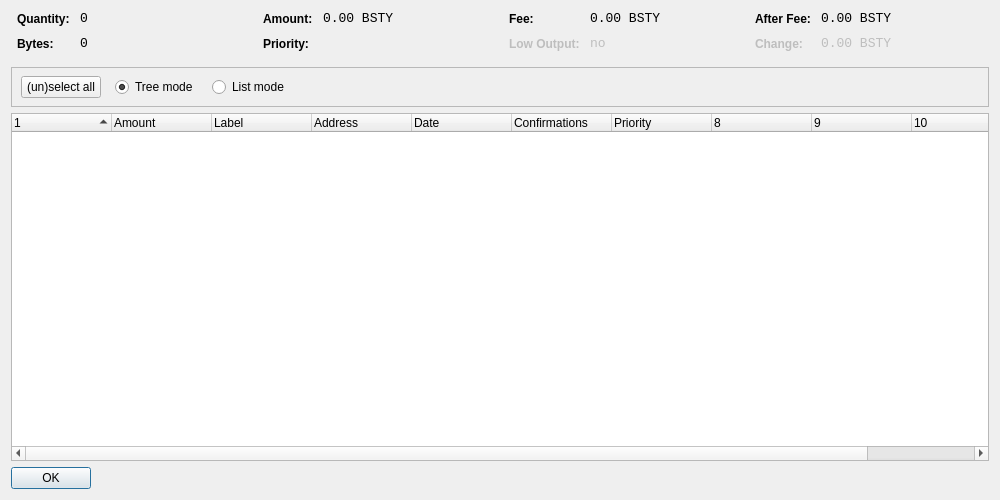
The window that src/qt/forms/coincontroldialog.ui (GlobalBoost/GlobalBoost-Y) describes before a commit, drawn with Qt 5.
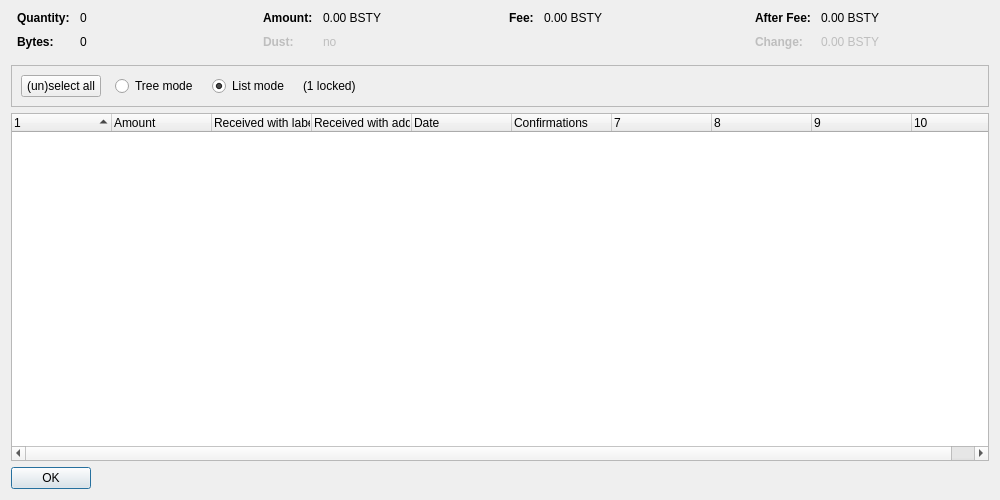
The same window after the commit. Custom widgets are drawn as their Qt base class.

What changed in the file:
```diff
--- a/src/qt/forms/coincontroldialog.ui
+++ b/src/qt/forms/coincontroldialog.ui
@@ -38,8 +38,11 @@
        </property>
        <item row="0" column="0">
         <widget class="QLabel" name="labelCoinControlQuantityText">
-         <property name="styleSheet">
-          <string notr="true">font-weight:bold;</string>
+         <property name="font">
+          <font>
+           <weight>75</weight>
+           <bold>true</bold>
+          </font>
          </property>
          <property name="text">
           <string>Quantity:</string>
@@ -48,12 +51,6 @@
        </item>
        <item row="0" column="1">
         <widget class="QLabel" name="labelCoinControlQuantity">
-         <property name="font">
-          <font>
-           <family>Monospace</family>
-           <pointsize>10</pointsize>
-          </font>
-         </property>
          <property name="cursor">
           <cursorShape>IBeamCursor</cursorShape>
          </property>
@@ -70,8 +67,11 @@
        </item>
        <item row="1" column="0">
         <widget class="QLabel" name="labelCoinControlBytesText">
-         <property name="styleSheet">
-          <string notr="true">font-weight:bold;</string>
+         <property name="font">
+          <font>
+           <weight>75</weight>
+           <bold>true</bold>
+          </font>
          </property>
          <property name="text">
           <string>Bytes:</string>
@@ -80,12 +80,6 @@
        </item>
        <item row="1" column="1">
         <widget class="QLabel" name="labelCoinControlBytes">
-         <property name="font">
-          <font>
-           <family>Monospace</family>
-           <pointsize>10</pointsize>
-          </font>
-         </property>
          <property name="cursor">
           <cursorShape>IBeamCursor</cursorShape>
          </property>
@@ -118,8 +112,11 @@
        </property>
        <item row="0" column="0">
         <widget class="QLabel" name="labelCoinControlAmountText">
-         <property name="styleSheet">
-          <string notr="true">font-weight:bold;</string>
+         <property name="font">
+          <font>
+           <weight>75</weight>
+           <bold>true</bold>
+          </font>
          </property>
          <property name="text">
           <string>Amount:</string>
@@ -128,12 +125,6 @@
        </item>
        <item row="0" column="1">
         <widget class="QLabel" name="labelCoinControlAmount">
-         <property name="font">
-          <font>
-           <family>Monospace</family>
-           <pointsize>10</pointsize>
-          </font>
-         </property>
          <property name="cursor">
           <cursorShape>IBeamCursor</cursorShape>
          </property>
@@ -149,22 +140,25 @@
         </widget>
        </item>
        <item row="1" column="0">
-        <widget class="QLabel" name="labelCoinControlPriorityText">
-         <property name="styleSheet">
-          <string notr="true">font-weight:bold;</string>
+        <widget class="QLabel" name="labelCoinControlLowOutputText">
+         <property name="enabled">
+          <bool>false</bool>
+         </property>
+         <property name="font">
+          <font>
+           <weight>75</weight>
+           <bold>true</bold>
+          </font>
          </property>
          <property name="text">
-          <string>Priority:</string>
+          <string>Dust:</string>
          </property>
         </widget>
        </item>
        <item row="1" column="1">
-        <widget class="QLabel" name="labelCoinControlPriority">
-         <property name="font">
-          <font>
-           <family>Monospace</family>
-           <pointsize>10</pointsize>
-          </font>
+        <widget class="QLabel" name="labelCoinControlLowOutput">
+         <property name="enabled">
+          <bool>false</bool>
          </property>
          <property name="cursor">
           <cursorShape>IBeamCursor</cursorShape>
@@ -173,7 +167,7 @@
           <enum>Qt::ActionsContextMenu</enum>
          </property>
          <property name="text">
-          <string/>
+          <string notr="true">no</string>
          </property>
          <property name="textInteractionFlags">
           <set>Qt::LinksAccessibleByMouse|Qt::TextSelectableByKeyboard|Qt::TextSelectableByMouse</set>
@@ -198,8 +192,11 @@
        </property>
        <item row="0" column="0">
         <widget class="QLabel" name="labelCoinControlFeeText">
-         <property name="styleSheet">
-          <string notr="true">font-weight:bold;</string>
+         <property name="font">
+          <font>
+           <weight>75</weight>
+           <bold>true</bold>
+          </font>
          </property>
          <property name="text">
           <string>Fee:</string>
@@ -208,12 +205,6 @@
        </item>
        <item row="0" column="1">
         <widget class="QLabel" name="labelCoinControlFee">
-         <property name="font">
-          <font>
-           <family>Monospace</family>
-           <pointsize>10</pointsize>
-          </font>
-         </property>
          <property name="cursor">
           <cursorShape>IBeamCursor</cursorShape>
          </property>
@@ -228,44 +219,6 @@
          </property>
         </widget>
        </item>
-       <item row="1" column="0">
-        <widget class="QLabel" name="labelCoinControlLowOutputText">
-         <property name="enabled">
-          <bool>false</bool>
-         </property>
-         <property name="styleSheet">
-          <string notr="true">font-weight:bold;</string>
-         </property>
-         <property name="text">
-          <string>Low Output:</string>
-         </property>
-        </widget>
-       </item>
-       <item row="1" column="1">
-        <widget class="QLabel" name="labelCoinControlLowOutput">
-         <property name="enabled">
-          <bool>false</bool>
-         </property>
-         <property name="font">
-          <font>
-           <family>Monospace</family>
-           <pointsize>10</pointsize>
-          </font>
-         </property>
-         <property name="cursor">
-          <cursorShape>IBeamCursor</cursorShape>
-         </property>
-         <property name="contextMenuPolicy">
-          <enum>Qt::ActionsContextMenu</enum>
-         </property>
-         <property name="text">
-          <string notr="true">no</string>
-         </property>
-         <property name="textInteractionFlags">
-          <set>Qt::LinksAccessibleByMouse|Qt::TextSelectableByKeyboard|Qt::TextSelectableByMouse</set>
-         </property>
-        </widget>
-       </item>
       </layout>
      </item>
      <item>
@@ -284,8 +237,11 @@
        </property>
        <item row="0" column="0">
         <widget class="QLabel" name="labelCoinControlAfterFeeText">
-         <property name="styleSheet">
-          <string notr="true">font-weight:bold;</string>
+         <property name="font">
+          <font>
+           <weight>75</weight>
+           <bold>true</bold>
+          </font>
          </property>
          <property name="text">
           <string>After Fee:</string>
@@ -294,12 +250,6 @@
        </item>
        <item row="0" column="1">
         <widget class="QLabel" name="labelCoinControlAfterFee">
-         <property name="font">
-          <font>
-           <family>Monospace</family>
-           <pointsize>10</pointsize>
-          </font>
-         </property>
          <property name="cursor">
           <cursorShape>IBeamCursor</cursorShape>
          </property>
@@ -319,8 +269,11 @@
          <property name="enabled">
           <bool>false</bool>
          </property>
-         <property name="styleSheet">
-          <string notr="true">font-weight:bold;</string>
+         <property name="font">
+          <font>
+           <weight>75</weight>
+           <bold>true</bold>
+          </font>
          </property>
          <property name="text">
           <string>Change:</string>
@@ -332,12 +285,6 @@
          <property name="enabled">
           <bool>false</bool>
          </property>
-         <property name="font">
-          <font>
-           <family>Monospace</family>
-           <pointsize>10</pointsize>
-          </font>
-         </property>
          <property name="cursor">
           <cursorShape>IBeamCursor</cursorShape>
          </property>
@@ -370,15 +317,8 @@
      <property name="frameShadow">
       <enum>QFrame::Sunken</enum>
      </property>
-     <widget class="QWidget" name="horizontalLayoutWidget">
-      <property name="geometry">
-       <rect>
-        <x>10</x>
-        <y>0</y>
-        <width>781</width>
-        <height>41</height>
-       </rect>
-      </property>
+     <layout class="QHBoxLayout" name="horizontalLayout">
+      <item>
       <layout class="QHBoxLayout" name="horizontalLayoutPanel" stretch="0,0,0,0,0">
        <property name="spacing">
         <number>14</number>
@@ -394,6 +334,9 @@
          <property name="text">
           <string>(un)select all</string>
          </property>
+          <property name="autoDefault">
+           <bool>false</bool>
+          </property>
         </widget>
        </item>
        <item>
@@ -407,9 +350,6 @@
          <property name="text">
           <string>Tree mode</string>
          </property>
-         <property name="checked">
-          <bool>true</bool>
-         </property>
         </widget>
        </item>
        <item>
@@ -423,6 +363,16 @@
          <property name="text">
           <string>List mode</string>
          </property>
+          <property name="checked">
+           <bool>true</bool>
+          </property>
+         </widget>
+        </item>
+        <item>
+         <widget class="QLabel" name="labelLocked">
+          <property name="text">
+           <string notr="true">(1 locked)</string>
+          </property>
         </widget>
        </item>
        <item>
@@ -439,7 +389,8 @@
         </spacer>
        </item>
       </layout>
-     </widget>
+      </item>
+     </layout>
     </widget>
    </item>
    <item>
@@ -451,7 +402,7 @@
       <bool>false</bool>
      </property>
      <property name="columnCount">
-      <number>11</number>
+      <number>10</number>
      </property>
      <attribute name="headerShowSortIndicator" stdset="0">
       <bool>true</bool>
@@ -471,12 +422,12 @@
      </column>
      <column>
       <property name="text">
-       <string>Label</string>
+       <string>Received with label</string>
       </property>
      </column>
      <column>
       <property name="text">
-       <string>Address</string>
+       <string>Received with address</string>
       </property>
      </column>
      <column>
@@ -492,11 +443,6 @@
        <string>Confirmed</string>
       </property>
      </column>
-     <column>
-      <property name="text">
-       <string>Priority</string>
-      </property>
-     </column>
      <column>
       <property name="text">
        <string/>
```
Left out of the diff: 4 changed lines with no effect on the pictures. Lines whose indentation alone changed are shown as unchanged.
